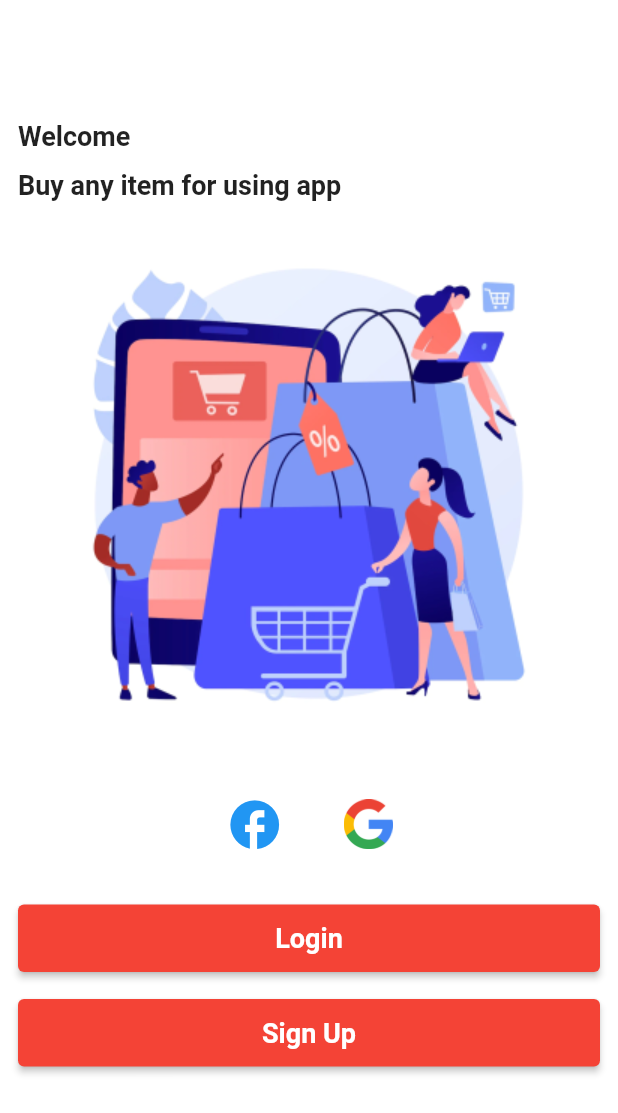
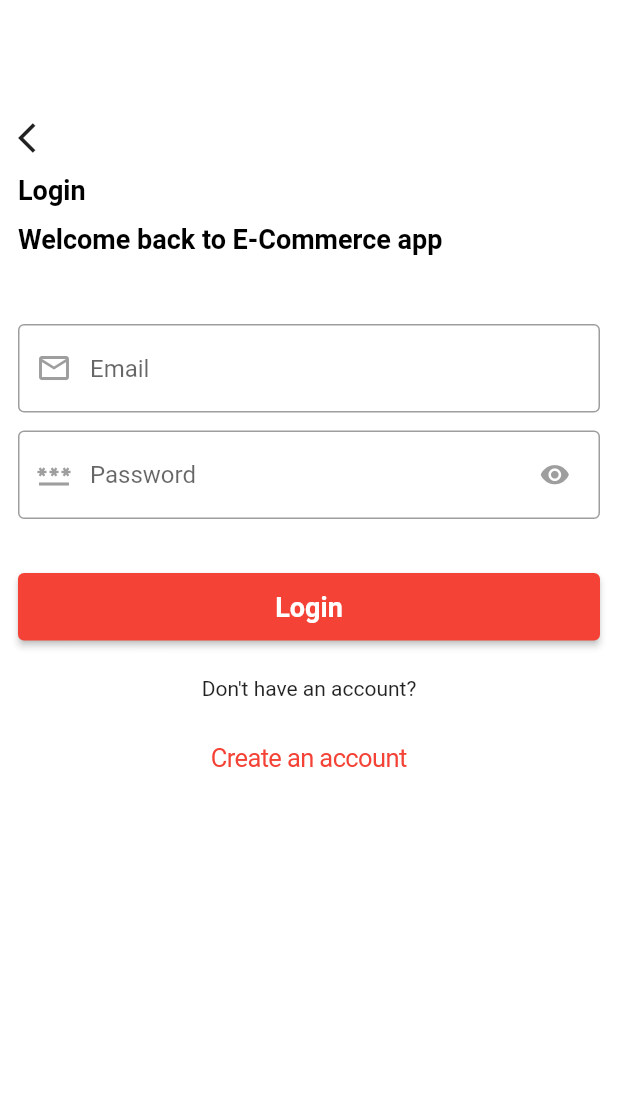
Before and after one commit to abdulhakim10/dokan_ecommerce, a Flutter app: the screen it shows after launch, after a tap on "Login", on a phone screen of 412 x 824 dp. Shown: the top 1113 px of the screen. Run offline on Flutter 3.47's test engine with Material 2 defaults, Android fonts, the phone set to English and light mode, and no system bars.

Commit message:
login form designed

```diff
--- /dev/null
+++ b/lib/constants/routes.dart
@@ -0,0 +1,17 @@
+import 'package:flutter/material.dart';
+
+class Routes {
+  static Routes instance = Routes();
+
+  Future<dynamic> pushAndRemoveUntil(
+      {required Widget widget, required BuildContext context}) {
+    return Navigator.of(context).pushAndRemoveUntil(
+        MaterialPageRoute(builder: (ctx) => widget), (route) => false);
+  }
+
+  Future<dynamic> push({required widget, required BuildContext context}) {
+    return Navigator.of(context).push(
+      MaterialPageRoute(builder: (ctx) => widget),
+    );
+  }
+}
--- a/lib/constants/theme.dart
+++ b/lib/constants/theme.dart
@@ -1,10 +1,27 @@
 import 'package:flutter/material.dart';
 
 ThemeData themeData = ThemeData(
-    scaffoldBackgroundColor: Colors.white,
-    elevatedButtonTheme: ElevatedButtonThemeData(
-        style: ElevatedButton.styleFrom(
-            backgroundColor: Colors.red,
-            disabledBackgroundColor: Colors.grey,
-            textStyle:
-                const TextStyle(fontSize: 18, fontWeight: FontWeight.w600))));
+  scaffoldBackgroundColor: Colors.white,
+  primaryColor: Colors.red,
+  inputDecorationTheme: InputDecorationTheme(
+    border: outlineInputBorder,
+    errorBorder: outlineInputBorder,
+    suffixIconColor: Colors.grey,
+    prefixIconColor: Colors.grey,
+    enabledBorder: outlineInputBorder,
+    focusedBorder: outlineInputBorder,
+    disabledBorder: outlineInputBorder,
+  ),
+  elevatedButtonTheme: ElevatedButtonThemeData(
+    style: ElevatedButton.styleFrom(
+      backgroundColor: Colors.red,
+      disabledBackgroundColor: Colors.grey,
+      textStyle: const TextStyle(fontSize: 18, fontWeight: FontWeight.w600),
+    ),
+  ),
+);
+
+OutlineInputBorder outlineInputBorder = const OutlineInputBorder(
+    borderSide: BorderSide(
+  color: Colors.grey,
+));
--- /dev/null
+++ b/lib/screens/auth_ui/welcome/login/login.dart
@@ -0,0 +1,72 @@
+import 'package:dokan_ecommerce/widgets/primary_button/primary_button.dart';
+import 'package:dokan_ecommerce/widgets/top_titles/top_titles.dart';
+import 'package:flutter/cupertino.dart';
+import 'package:flutter/material.dart';
+
+class Login extends StatefulWidget {
+  const Login({super.key});
+
+  @override
+  State<Login> createState() => _LoginState();
+}
+
+class _LoginState extends State<Login> {
+  bool isShowPassword = true;
+  @override
+  Widget build(BuildContext context) {
+    return Scaffold(
+      body: Padding(
+        padding: const EdgeInsets.all(12),
+        child: Column(
+          crossAxisAlignment: CrossAxisAlignment.start,
+          children: [
+            const TopTitles(
+                subtitle: 'Welcome back to E-Commerce app', title: 'Login'),
+            const SizedBox(height: 46),
+            TextFormField(
+              decoration: const InputDecoration(
+                  hintText: 'Email',
+                  prefixIcon: Icon(
+                    Icons.email_outlined,
+                  )),
+            ),
+            const SizedBox(height: 12),
+            TextFormField(
+              obscureText: isShowPassword,
+              decoration: InputDecoration(
+                hintText: 'Password',
+                prefixIcon: const Icon(
+                  Icons.password_sharp,
+                ),
+                suffixIcon: CupertinoButton(
+                  onPressed: () {
+                    setState(() {
+                      isShowPassword = !isShowPassword;
+                    });
+                  },
+                  child: const Icon(
+                    Icons.visibility,
+                    color: Colors.grey,
+                  ),
+                ),
+              ),
+            ),
+            const SizedBox(height: 36),
+            PrimaryButton(onPressed: () {}, title: 'Login'),
+            const SizedBox(height: 24),
+            const Center(child: Text("Don't have an account?")),
+            const SizedBox(height: 12),
+            Center(
+              child: CupertinoButton(
+                  child: Text(
+                    'Create an account',
+                    style: TextStyle(color: Theme.of(context).primaryColor),
+                  ),
+                  onPressed: () {}),
+            ),
+          ],
+        ),
+      ),
+    );
+  }
+}
--- a/lib/screens/auth_ui/welcome/welcome.dart
+++ b/lib/screens/auth_ui/welcome/welcome.dart
@@ -1,5 +1,8 @@
 import 'package:dokan_ecommerce/constants/assets_images.dart';
-import 'package:dokan_ecommerce/widgets/primary_button.dart';
+import 'package:dokan_ecommerce/constants/routes.dart';
+import 'package:dokan_ecommerce/screens/auth_ui/welcome/login/login.dart';
+import 'package:dokan_ecommerce/widgets/primary_button/primary_button.dart';
+import 'package:dokan_ecommerce/widgets/top_titles/top_titles.dart';
 import 'package:flutter/cupertino.dart';
 import 'package:flutter/material.dart';
 
@@ -12,20 +15,11 @@ class Welcome extends StatelessWidget {
       body: Padding(
         padding: const EdgeInsets.all(12.0),
         child: Column(
+          // mainAxisAlignment: MainAxisAlignment.start,
           crossAxisAlignment: CrossAxisAlignment.start,
           children: [
-            const SizedBox(
-              height: kToolbarHeight + 12,
-            ),
-            const Text(
-              'Welcome',
-              style: TextStyle(fontSize: 18, fontWeight: FontWeight.bold),
-            ),
-            const SizedBox(height: 12),
-            const Text(
-              'Buy any item for using app',
-              style: TextStyle(fontSize: 18, fontWeight: FontWeight.w600),
-            ),
+            const TopTitles(
+                subtitle: 'Buy any item from using app', title: 'Welcome'),
             Center(
               child: Image.asset(
                 AssetsImages.instance.welcomeImage,
@@ -57,7 +51,11 @@ class Welcome extends StatelessWidget {
               ],
             ),
             const SizedBox(height: 18),
-            PrimaryButton(onPressed: () {}, title: 'Login'),
+            PrimaryButton(
+                onPressed: () {
+                  Routes.instance.push(widget: const Login(), context: context);
+                },
+                title: 'Login'),
             const SizedBox(height: 18),
             PrimaryButton(onPressed: () {}, title: 'Sign Up')
           ],
--- /dev/null
+++ b/lib/widgets/top_titles/top_titles.dart
@@ -0,0 +1,37 @@
+import 'package:flutter/material.dart';
+
+class TopTitles extends StatelessWidget {
+  const TopTitles({super.key, required this.subtitle, required this.title});
+  final String title, subtitle;
+
+  @override
+  Widget build(BuildContext context) {
+    return Column(
+      crossAxisAlignment: CrossAxisAlignment.start,
+      children: [
+        const SizedBox(
+          height: kToolbarHeight + 12,
+        ),
+        if (title == 'Login' || title == 'Create Account')
+          GestureDetector(
+            onTap: () {
+              Navigator.of(context).pop();
+            },
+            child: const Icon(Icons.arrow_back_ios),
+          ),
+        const SizedBox(height: 12),
+        Text(
+          title,
+          style: const TextStyle(
+              fontSize: 18, fontWeight: FontWeight.bold, color: Colors.black),
+        ),
+        const SizedBox(height: 12),
+        Text(
+          subtitle,
+          style: const TextStyle(
+              fontSize: 18, fontWeight: FontWeight.w600, color: Colors.black),
+        ),
+      ],
+    );
+  }
+}
```
Also changed, not shown: lib/widgets/primary_button/primary_button.dart (renamed from lib/widgets/primary_button.dart).
